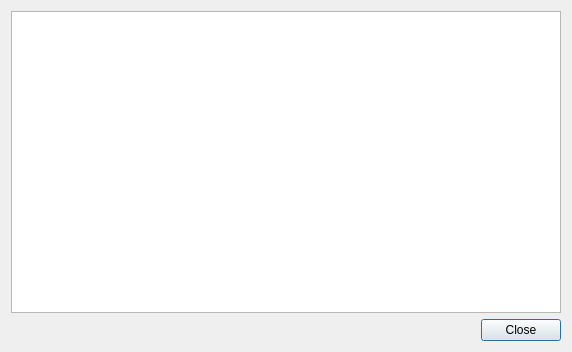
The window that GCXMLGenerator/forms/gchelpdialog.ui (goblincoding/xmlmill) describes before a commit, drawn with Qt 5.
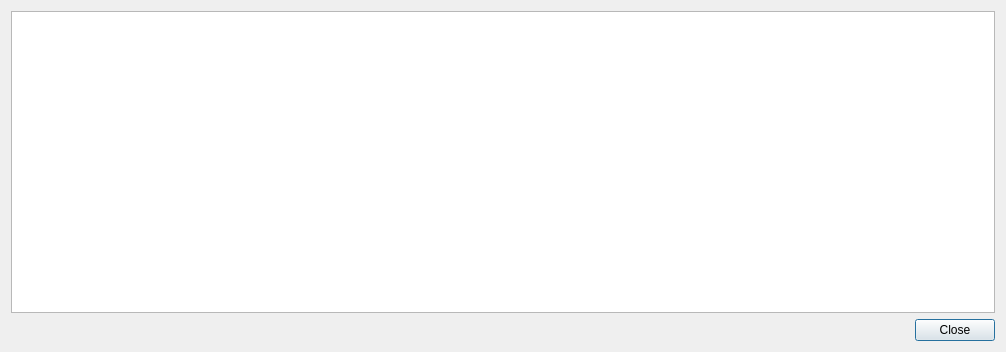
The same window after the commit. Icons and pictures are not drawn.

```diff
--- a/GCXMLGenerator/forms/gchelpdialog.ui
+++ b/GCXMLGenerator/forms/gchelpdialog.ui
@@ -6,7 +6,7 @@
    <rect>
     <x>0</x>
     <y>0</y>
-    <width>572</width>
+    <width>1006</width>
     <height>352</height>
    </rect>
   </property>
```
